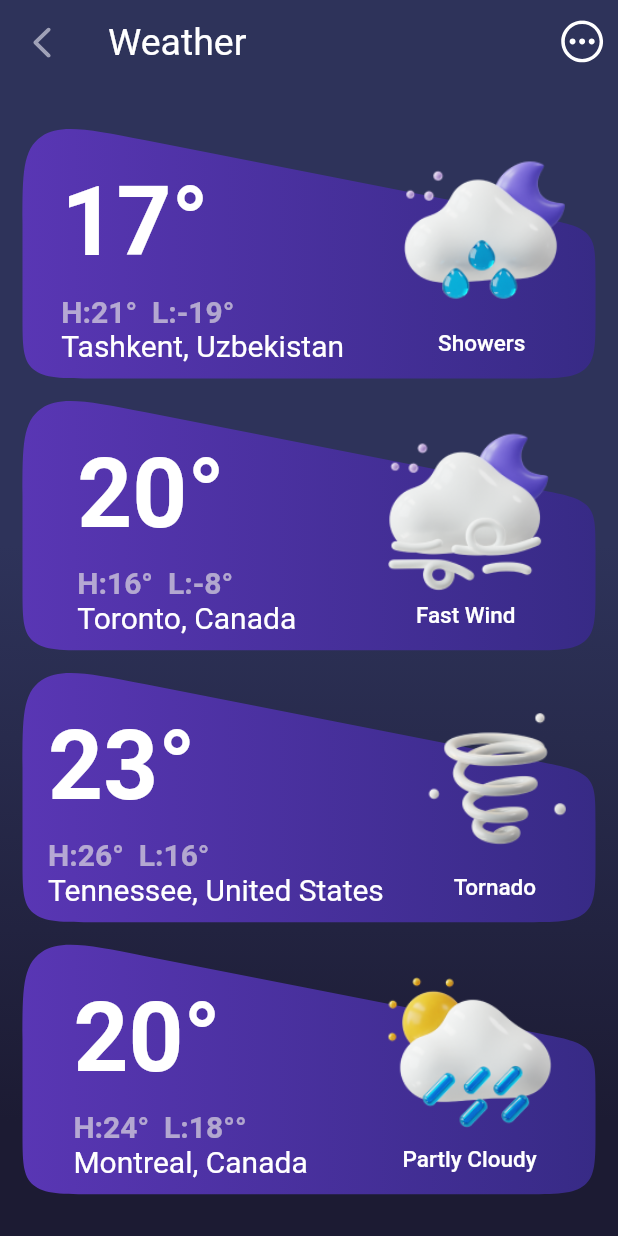
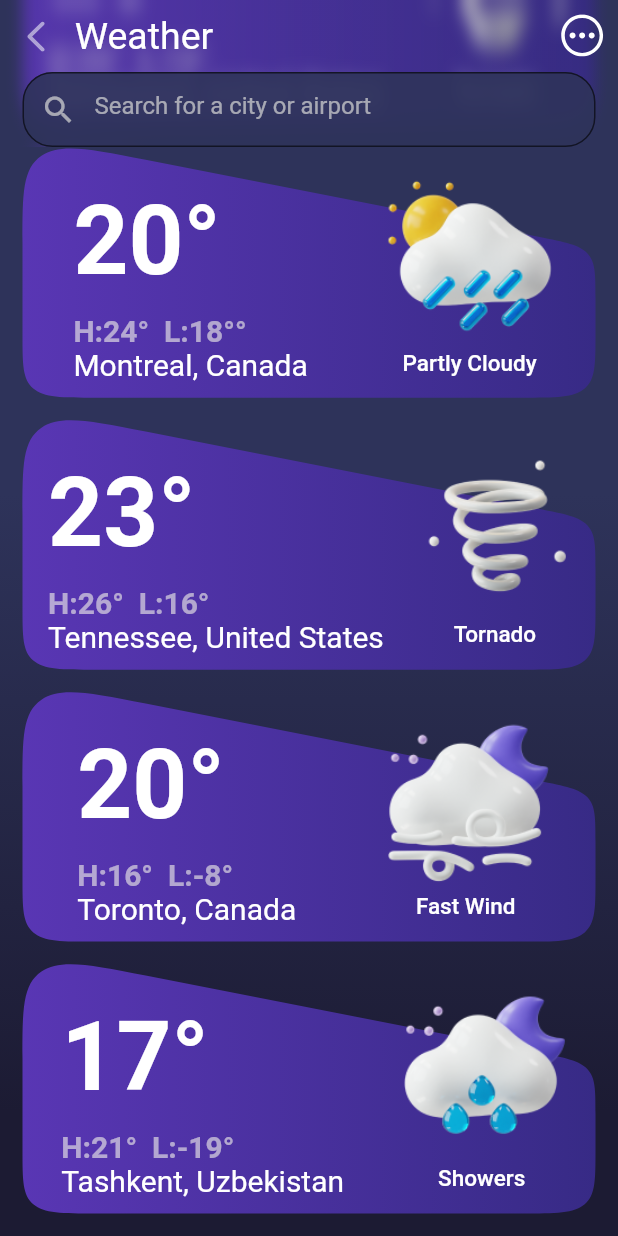
Before and after one commit to codewithbek/weather, a Flutter app: the screen it shows after launch, on a phone screen of 412 x 824 dp. Run offline on Flutter 3.47's test engine with Material 2 defaults, Android fonts, the phone set to English and light mode, and no system bars; our stand-ins replace flutter_svg, scroll_to_index.

Commit message:
search_screen ui and country_model finished

```diff
--- a/lib/models/country_model.dart
+++ b/lib/models/country_model.dart
@@ -39,5 +39,17 @@ class SearchCountryModel {
         gradus: "20°",
         weatherStatus: "Partly Cloudy",
         temp: "H:24°  L:18°°"),
+    SearchCountryModel(
+        country: "Tennessee, United States",
+        iconImage: MyIcons.tornado,
+        gradus: "23°",
+        weatherStatus: "Tornado",
+        temp: "H:26°  L:16°"),
+    SearchCountryModel(
+        country: "Taipei, Taiwan",
+        iconImage: MyIcons.midRain,
+        gradus: "23°",
+        weatherStatus: "Showers",
+        temp: "H:26°  L:-16°"),
   ];
 }
--- a/lib/screens/search/search_screen.dart
+++ b/lib/screens/search/search_screen.dart
@@ -1,3 +1,5 @@
+import 'dart:ui';
+
 import 'package:flutter/material.dart';
 import 'package:flutter_svg/flutter_svg.dart';
 import 'package:weather/models/country_model.dart';
@@ -15,31 +17,23 @@ class SearchScreen extends StatefulWidget {
 }
 
 class _SearchScreenState extends State<SearchScreen> {
+  final controller = TextEditingController();
+  final List<SearchCountryModel> country = SearchCountryModel.countriesInfo;
+  String query = '';
+
+  @override
+  void initState() {
+    super.initState();
+  }
+
   @override
   Widget build(BuildContext context) {
     double height = MediaQuery.of(context).size.height;
     double width = MediaQuery.of(context).size.width;
-    List<SearchCountryModel> country = SearchCountryModel.countriesInfo;
     return Scaffold(
-      appBar: AppBar(
-        title: const Text(
-          "Weather",
-          style: TextStyle(
-              fontWeight: FontWeight.w400, fontSize: 25, color: Colors.white),
-        ),
-        leading: IconButton(
-            onPressed: () {
-              Navigator.push(context,
-                  MaterialPageRoute(builder: (context) => const HomeScreen()));
-            },
-            icon: SvgPicture.asset(MyIcons.arrowBack)),
-        actions: [
-          IconButton(
-              onPressed: () {}, icon: SvgPicture.asset(MyIcons.rightIcon))
-        ],
-        backgroundColor: MyColors.C_2E335A,
-        elevation: 0,
-      ),
+      resizeToAvoidBottomInset: false,
+      extendBodyBehindAppBar: true,
+      appBar: _appBar(),
       body: Container(
         decoration: const BoxDecoration(
           gradient: LinearGradient(
@@ -53,6 +47,7 @@ class _SearchScreenState extends State<SearchScreen> {
           ),
         ),
         child: ListView.builder(
+          reverse: true,
           physics: const BouncingScrollPhysics(),
           padding: const EdgeInsets.symmetric(horizontal: 15, vertical: 15),
           itemCount: country.length,
@@ -73,4 +68,104 @@ class _SearchScreenState extends State<SearchScreen> {
       ),
     );
   }
+
+  PreferredSize _appBar() {
+    return PreferredSize(
+      preferredSize: const Size.fromHeight(130),
+      child: Stack(children: [
+        ClipRect(
+          child: BackdropFilter(
+            filter: ImageFilter.blur(sigmaX: 5, sigmaY: 8),
+            child: Container(
+              decoration: BoxDecoration(
+                color: Colors.white.withOpacity(0.1),
+                gradient: const LinearGradient(
+                  colors: [
+                    MyColors.C_2E335A,
+                    MyColors.C_1C1B33,
+                  ],
+                  begin: Alignment.topRight,
+                  end: Alignment.bottomLeft,
+                  stops: [1.9, 2.9],
+                ),
+              ),
+              child: SafeArea(
+                child: SingleChildScrollView(
+                  child: Column(
+                    children: [
+                      Row(
+                        mainAxisAlignment: MainAxisAlignment.spaceBetween,
+                        children: [
+                          IconButton(
+                              onPressed: () {
+                                Navigator.push(
+                                    context,
+                                    MaterialPageRoute(
+                                        builder: (context) =>
+                                            const HomeScreen()));
+                              },
+                              icon: SvgPicture.asset(MyIcons.arrowBack)),
+                          const Padding(
+                            padding: EdgeInsets.only(right: 220),
+                            child: Text(
+                              "Weather",
+                              style: TextStyle(
+                                  fontWeight: FontWeight.w400,
+                                  fontSize: 25,
+                                  color: Colors.white),
+                            ),
+                          ),
+                          IconButton(
+                              onPressed: () {},
+                              icon: SvgPicture.asset(MyIcons.rightIcon))
+                        ],
+                      ),
+                      Container(
+                        height: 50,
+                        padding: EdgeInsets.only(left: 15, right: 15),
+                        child: TextField(
+                          controller: controller,
+                          decoration: InputDecoration(
+                            prefixIcon: Icon(
+                              Icons.search,
+                              color: MyColors.brightGray.withOpacity(0.6),
+                            ),
+                            fillColor: MyColors.C_2E335A.withOpacity(0.9),
+                            filled: true,
+                            hintText: "Search for a city or airport",
+                            hintStyle: TextStyle(
+                              color: MyColors.brightGray.withOpacity(0.6),
+                            ),
+                            focusedBorder: OutlineInputBorder(
+                              borderRadius: BorderRadius.circular(20),
+                              borderSide: BorderSide(
+                                  color: MyColors.C_2E335A.withOpacity(0.1)),
+                            ),
+                            border: OutlineInputBorder(
+                              borderRadius: BorderRadius.circular(20),
+                              borderSide: BorderSide(color: MyColors.C_2E335A),
+                            ),
+                          ),
+                          onChanged: searchCountry,
+                        ),
+                      )
+                    ],
+                  ),
+                ),
+              ),
+            ),
+          ),
+        ),
+      ]),
+    );
+  }
+
+  void searchCountry(String query) {
+    final suggestions = country.where((element) {
+      final countryName = country[0].country.toLowerCase();
+      final input = query.toLowerCase();
+      return countryName.contains(input);
+    }).toList();
+    setState(() => country[0] = suggestions[0]);
+  }
 }
```
